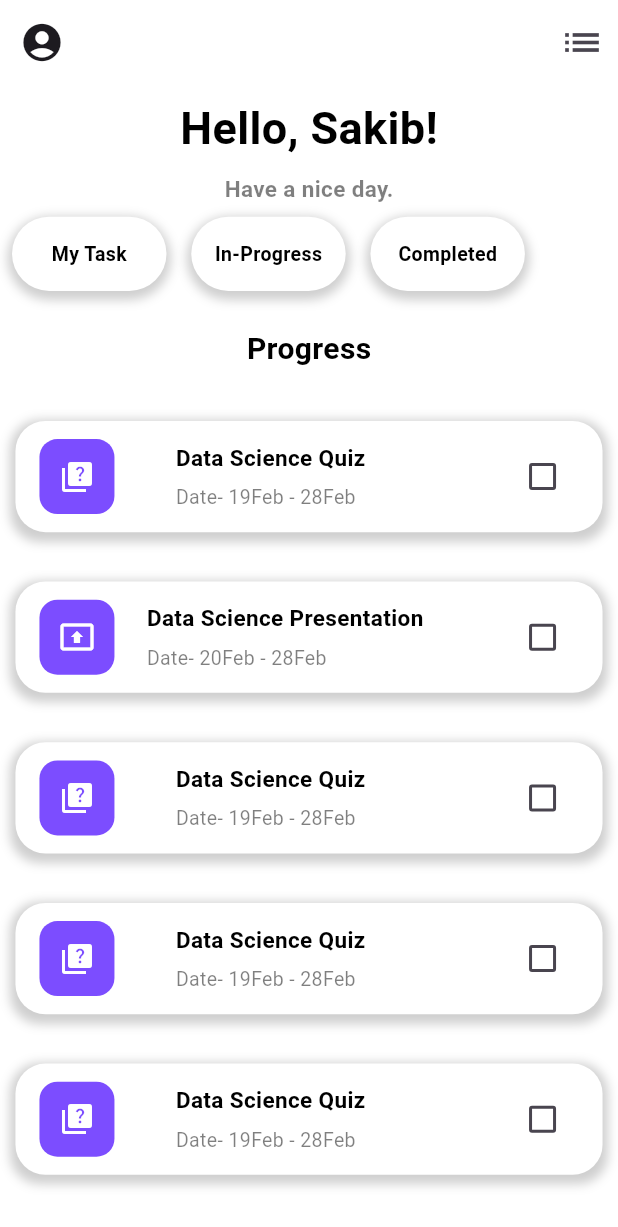
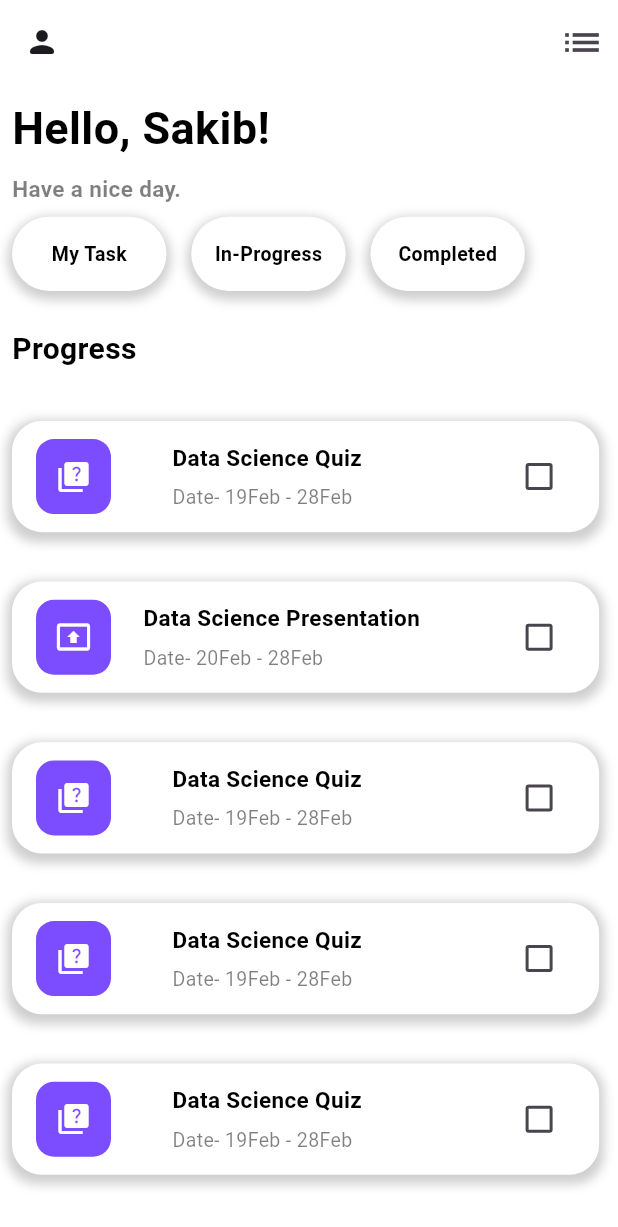
Before and after one commit to flixcodeDev/Flutter-NestTask-TODO-App, a Flutter app: the Homepage screen opened directly, on a phone screen of 412 x 824 dp. Shown: the top 1227 px of the screen. Run offline on Flutter 3.47's test engine with Material 3 defaults, Android fonts, the phone set to English and light mode, and no system bars; our stand-ins replace curved_navigation_bar, get, supabase_flutter; accounts and stored records are empty.

Commit message:
update theme page and home page row aliginging

```diff
--- a/lib/App_Pages/HomePage.dart
+++ b/lib/App_Pages/HomePage.dart
@@ -28,14 +28,25 @@ class _HomepageState extends State<Homepage> {
       drawer: NavDrawerPage(),
       appBar: AppBar(
         backgroundColor: Colors.white,
-        leading: IconButton(
-          onPressed: (){
-
+        // leading: IconButton(
+        //   onPressed: (){
+        //
+        //     },
+        //   icon :Icon(Icons.account_circle,
+        //   size: 30,)
+        //
+        // ),
+        leading: Builder(builder: (context) {
+          return InkWell(
+            focusColor: Colors.transparent,
+            hoverColor: Colors.transparent,
+            highlightColor: Colors.transparent,
+            onTap: () {
+              Scaffold.of(context).openDrawer();
             },
-          icon :Icon(Icons.account_circle,
-          size: 30,)
-
-        ),
+            child: Icon(Icons.person_rounded)
+          );
+        }),
         actions: [
           IconButton(
               onPressed: () {},
@@ -48,18 +59,22 @@ class _HomepageState extends State<Homepage> {
       body: SafeArea(
           child: Padding(
             padding: const EdgeInsets.all(8.0),
-            child: Stack(children: [
-              SingleChildScrollView(
+            child: SingleChildScrollView(
               child: Column(
                 mainAxisAlignment: MainAxisAlignment.start,
-                  crossAxisAlignment: CrossAxisAlignment.center,
+                crossAxisAlignment: CrossAxisAlignment.start,
+                children: [
+                  Row(
                     children: [
                       Text(
                         "Hello, Sakib!",
+                        textAlign: TextAlign.right,
                         style: TextStyle(
                             color: Colors.black,
                             fontSize: 30,
                             fontWeight: FontWeight.bold),
+                      ),
+                    ],
                   ),
                   SizedBox(
                     height: MediaQuery.of(context).size.height * 0.01,
@@ -137,7 +152,6 @@ class _HomepageState extends State<Homepage> {
                 ],
               ),
             ),
-            ]),
           )),
     );
   }
--- a/lib/Auth/AuthPage.dart
+++ b/lib/Auth/AuthPage.dart
@@ -17,8 +17,8 @@ class Authpage extends StatefulWidget {
 }
 
 class _AuthpageState extends State<Authpage> {
-  final emailController = TextEditingController();
-  final passController = TextEditingController();
+  //final emailController = TextEditingController();
+  //final passController = TextEditingController();
   final controller = TextEditingController();
 
   bool rememberMe = false;
@@ -36,7 +36,7 @@ class _AuthpageState extends State<Authpage> {
 
   Future<void> register() async {
     final response = await Supabase.instance.client.auth.signInWithPassword(
-        password: passController.text, email: emailController.text);
+        password: _passwordController.text, email: _emailController.text);
     try {
       if (response.user != null) {
         Get.off(const Bottomnavbar());
--- a/lib/CustomButton/NavigationDrawer.dart
+++ b/lib/CustomButton/NavigationDrawer.dart
@@ -83,7 +83,7 @@ class NavDrawerPage extends StatelessWidget {
           Divider(),
           ListTile(
             leading: Icon(Icons.settings),
-            title: Text('Settings & account'),
+            title: Text('Logout',style: TextStyle(color: Colors.red),),
             onTap: () {},
           ),
         ],
--- a/lib/main.dart
+++ b/lib/main.dart
@@ -1,5 +1,6 @@
 import 'package:flutter/material.dart';
 import 'package:get/get.dart';
+import 'package:nesttask/App_Pages/HomePage.dart';
 import 'package:nesttask/StartScreen.dart';
 
 void main() {
@@ -18,7 +19,7 @@
         primarySwatch: Colors.blue,
       ),
       debugShowCheckedModeBanner: false,
-      home: Startscreen(),
+      home: Homepage(),
     );
   }
 }
--- a/pubspec.yaml
+++ b/pubspec.yaml
@@ -42,6 +42,7 @@ dependencies:
   table_calendar: ^3.2.0
   intl: ^0.20.1
   popover: ^0.3.0+1
+
 
 dev_dependencies:
   flutter_test:
```
Also changed, not shown: lib/App Theme/App_theme.dart (added, +19 -0 lines), lib/App Theme/Custom_Colors.dart (added, +15 -0 lines). Lines whose indentation alone changed are shown as unchanged.
